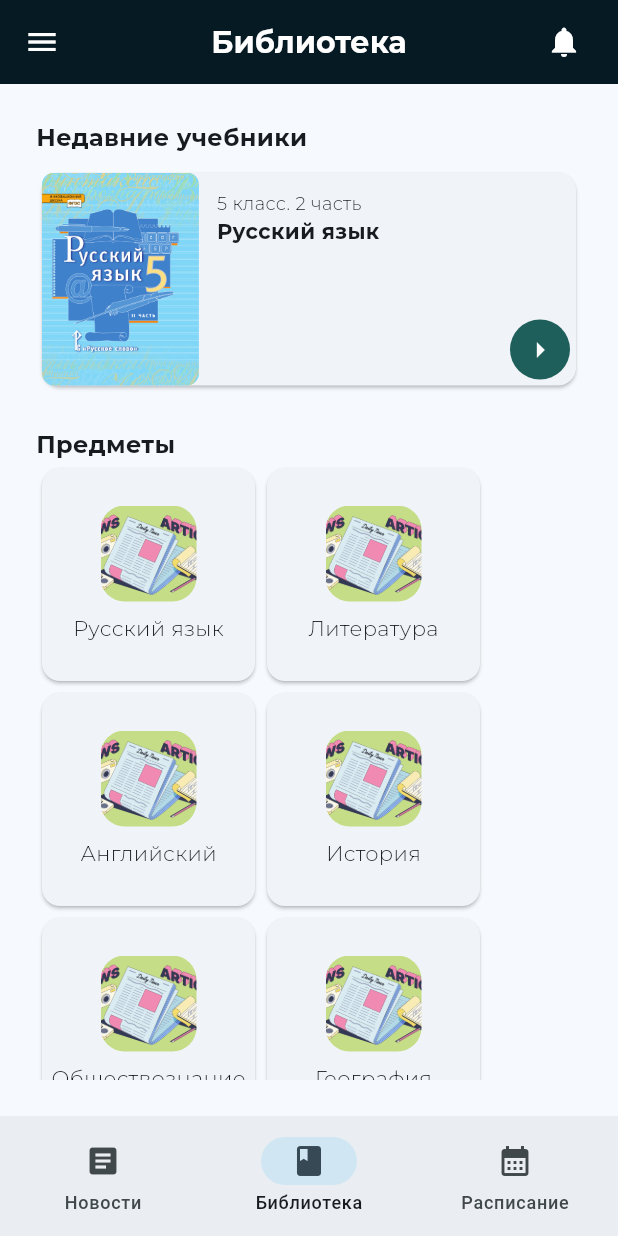
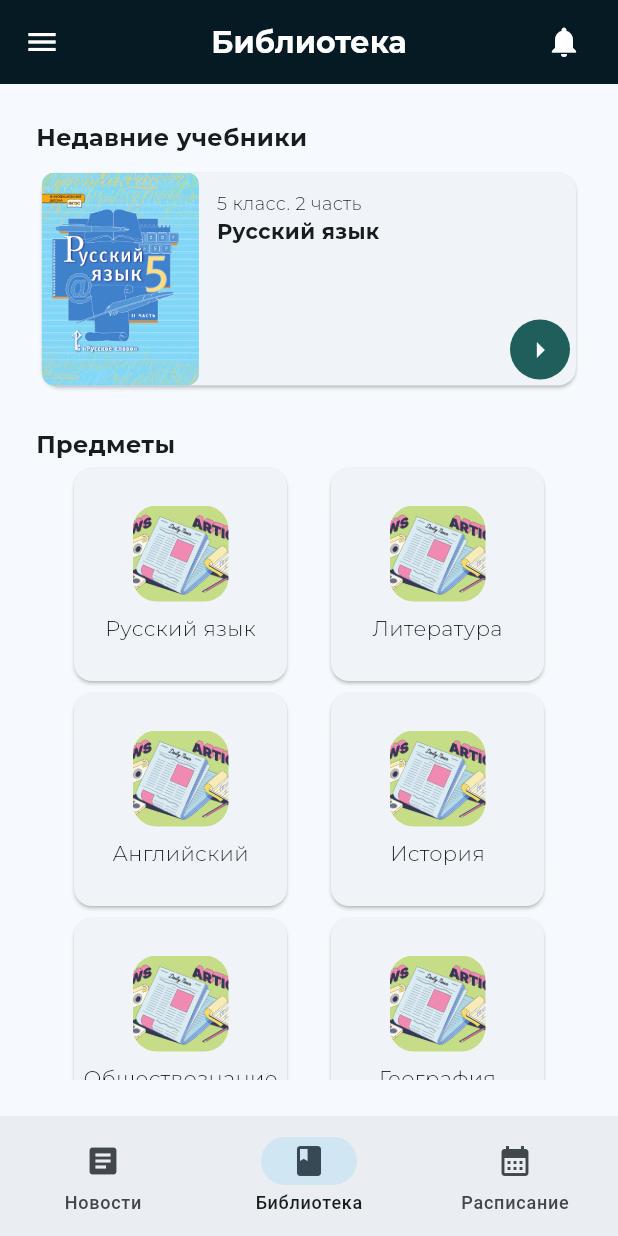
Before and after one commit to gabralava/school_manager, a Flutter app: the screen it shows after launch, item 2 of the bottom bar chosen, on a phone screen of 412 x 824 dp. Run offline on Flutter 3.47's test engine with Material 3 defaults, Android fonts, the phone set to English and light mode, and no system bars; project files that could hold a hidden picture were left out.

Commit message:
Fixed display of items in line

```diff
--- a/lib/presentation/library_page.dart
+++ b/lib/presentation/library_page.dart
@@ -133,6 +133,7 @@ class LibraryScreen extends StatelessWidget {
             Column(
               children: [
                 Row(
+                  mainAxisAlignment: MainAxisAlignment.spaceEvenly,
                   children: [
                     // subject - название предмета
                     // iconPath - путь к иконке (обязательно assets/images/)
@@ -147,6 +148,7 @@ class LibraryScreen extends StatelessWidget {
                   ],
                 ),
                 Row(
+                  mainAxisAlignment: MainAxisAlignment.spaceEvenly,
                   children: [
                     SubjectWidget(
                       subject: 'Английский',
@@ -159,6 +161,7 @@ class LibraryScreen extends StatelessWidget {
                   ],
                 ),
                 Row(
+                  mainAxisAlignment: MainAxisAlignment.spaceEvenly,
                   children: [
                     SubjectWidget(
                       subject: 'Обществознание',
@@ -171,6 +174,7 @@ class LibraryScreen extends StatelessWidget {
                   ],
                 ),
                 Row(
+                  mainAxisAlignment: MainAxisAlignment.spaceEvenly,
                   children: [
                     SubjectWidget(
                       subject: 'ОБЖ',
```
